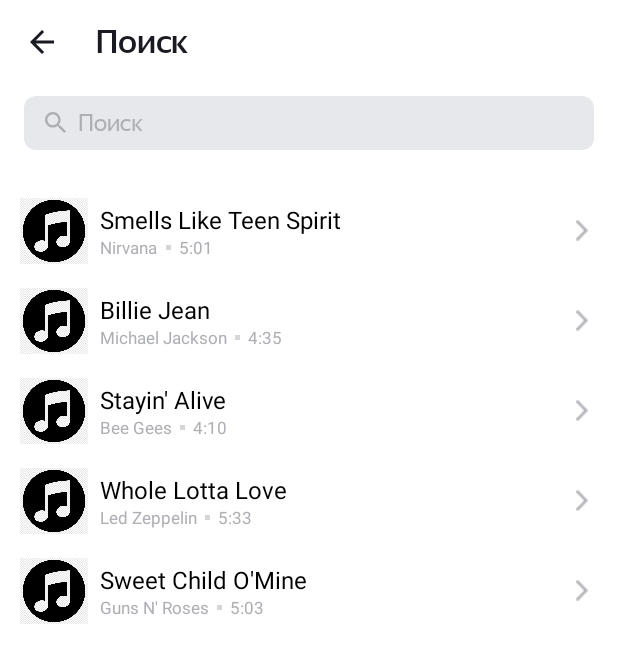
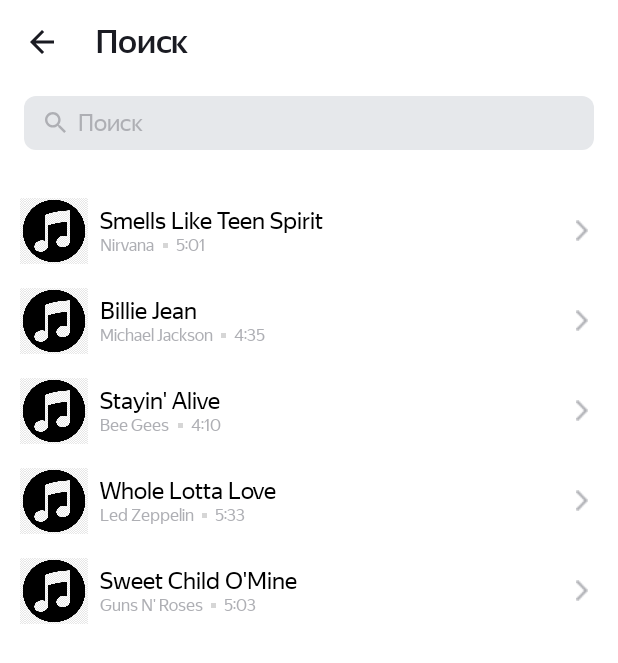
Before and after one commit to Trofiproll/PlaylistMaker, an Android app: the SearchActivity screen opened directly, with no data from a screen before it, on a phone screen of 412 x 824 dp. Shown: the top 663 px of the screen. Run offline under Robolectric (Android 15) with nearby library versions, the light colour scheme and no system bars; pictures from the network do not load; grey boxes are pictures that could not be loaded.

Commit message:
Исправил шрифты

```diff
--- a/app/src/main/java/com/example/playlistmaker/TrackViewHolder.kt
+++ b/app/src/main/java/com/example/playlistmaker/TrackViewHolder.kt
@@ -21,7 +21,7 @@
             .load(model.artworkUrl100)
             .placeholder(R.drawable.musiclogo)
             .centerCrop()
-            .transform(RoundedCorners(10))
+            .transform(RoundedCorners(2))
             .into(cover)
     }
 }
--- a/app/src/main/res/values-night/styles.xml
+++ b/app/src/main/res/values-night/styles.xml
@@ -23,6 +23,8 @@
         <item name="android:ellipsize">end</item>
         <item name="android:textColor">@color/white</item>
         <item name="android:maxLines">1</item>
+        <item name="fontFamily">@font/ys_display_regular</item>
+        <item name="android:textFontWeight">400</item>
     </style>
 
     <style name="search_artist_name">
@@ -30,5 +32,7 @@
         <item name="android:textColor">@color/white</item>
         <item name="android:maxLines">1</item>
         <item name="tint">@color/white</item>
+        <item name="fontFamily">@font/ys_display_regular</item>
+        <item name="android:textFontWeight">400</item>
     </style>
 </resources>
--- a/app/src/main/res/values/styles.xml
+++ b/app/src/main/res/values/styles.xml
@@ -46,6 +46,8 @@
         <item name="android:ellipsize">end</item>
         <item name="android:textColor">@color/black</item>
         <item name="android:maxLines">1</item>
+        <item name="fontFamily">@font/ys_display_regular</item>
+        <item name="android:textFontWeight">400</item>
     </style>
 
     <style name="search_artist_name">
@@ -53,5 +55,7 @@
         <item name="android:textColor">@color/YP_Text_Gray</item>
         <item name="android:maxLines">1</item>
         <item name="tint">@color/YP_Text_Gray</item>
+        <item name="fontFamily">@font/ys_display_regular</item>
+        <item name="android:textFontWeight">400</item>
     </style>
 </resources>
```
